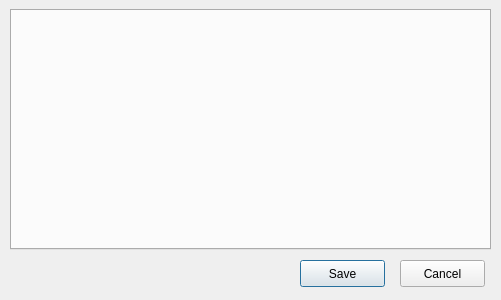
Old version of the form GUI/settings_form.ui in the repository xomachine/O4erednik.
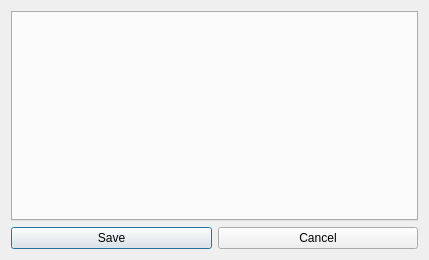
New version of the form.

Commit message: Some size changes, combobox support

Patch:
```diff
--- a/GUI/settings_form.ui
+++ b/GUI/settings_form.ui
@@ -6,16 +6,22 @@
    <rect>
     <x>0</x>
     <y>0</y>
-    <width>501</width>
-    <height>300</height>
+    <width>429</width>
+    <height>260</height>
    </rect>
   </property>
   <property name="sizePolicy">
-   <sizepolicy hsizetype="Fixed" vsizetype="Fixed">
+   <sizepolicy hsizetype="Preferred" vsizetype="Preferred">
     <horstretch>0</horstretch>
     <verstretch>0</verstretch>
    </sizepolicy>
   </property>
+  <property name="minimumSize">
+   <size>
+    <width>280</width>
+    <height>200</height>
+   </size>
+  </property>
   <property name="windowTitle">
    <string>Settings</string>
   </property>
@@ -25,45 +31,41 @@
   <property name="modal">
    <bool>true</bool>
   </property>
+  <layout class="QGridLayout" name="gridLayout">
+   <item row="0" column="0" colspan="2">
+    <widget class="QTabWidget" name="tabWidget">
+     <property name="sizePolicy">
+      <sizepolicy hsizetype="Preferred" vsizetype="Preferred">
+       <horstretch>0</horstretch>
+       <verstretch>0</verstretch>
+      </sizepolicy>
+     </property>
+     <property name="layoutDirection">
+      <enum>Qt::LeftToRight</enum>
+     </property>
+     <property name="autoFillBackground">
+      <bool>true</bool>
+     </property>
+     <property name="currentIndex">
+      <number>-1</number>
+     </property>
+    </widget>
+   </item>
+   <item row="1" column="0">
   <widget class="QPushButton" name="saveButton">
-   <property name="geometry">
-    <rect>
-     <x>300</x>
-     <y>260</y>
-     <width>85</width>
-     <height>27</height>
-    </rect>
-   </property>
    <property name="text">
     <string>Save</string>
    </property>
   </widget>
+   </item>
+   <item row="1" column="1">
   <widget class="QPushButton" name="cancelButton">
-   <property name="geometry">
-    <rect>
-     <x>400</x>
-     <y>260</y>
-     <width>85</width>
-     <height>27</height>
-    </rect>
-   </property>
    <property name="text">
     <string>Cancel</string>
    </property>
   </widget>
-  <widget class="QTabWidget" name="tabWidget">
-   <property name="geometry">
-    <rect>
-     <x>10</x>
-     <y>9</y>
-     <width>481</width>
-     <height>241</height>
-    </rect>
-   </property>
-   <property name="currentIndex">
-    <number>-1</number>
-   </property>
-  </widget>
+   </item>
+  </layout>
  </widget>
  <resources/>
  <connections>
```
Lines whose indentation alone changed are shown as unchanged. The commit also changes 1 other file.
